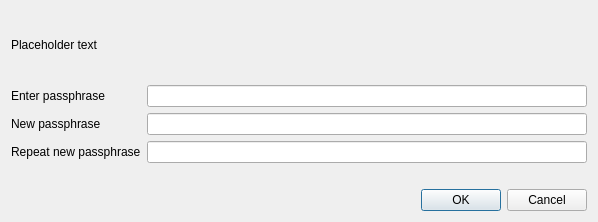
Before: the Qt Designer form src/qt/forms/askpassphrasedialog.ui in duality-solutions/Dynamic, drawn with Qt 5.
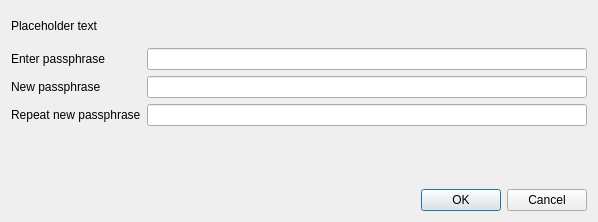
After: the same form once the commit is applied.

Commit message: [Wallet] During unlock, add confirmation popup to GUI that older locked wallet needs to be upgraded and rescan done. Misc cleanup.

The edit to the form file:
```diff
--- a/src/qt/forms/askpassphrasedialog.ui
+++ b/src/qt/forms/askpassphrasedialog.ui
@@ -110,6 +110,13 @@
      </item>
     </layout>
    </item>
+   <item>
+    <widget class="QLabel" name="statuslabel">
+     <property name="text">
+      <string/>
+     </property>
+    </widget>
+   </item>
    <item>
     <widget class="QDialogButtonBox" name="buttonBox">
      <property name="orientation">
```
The commit also changes 3 other files.
